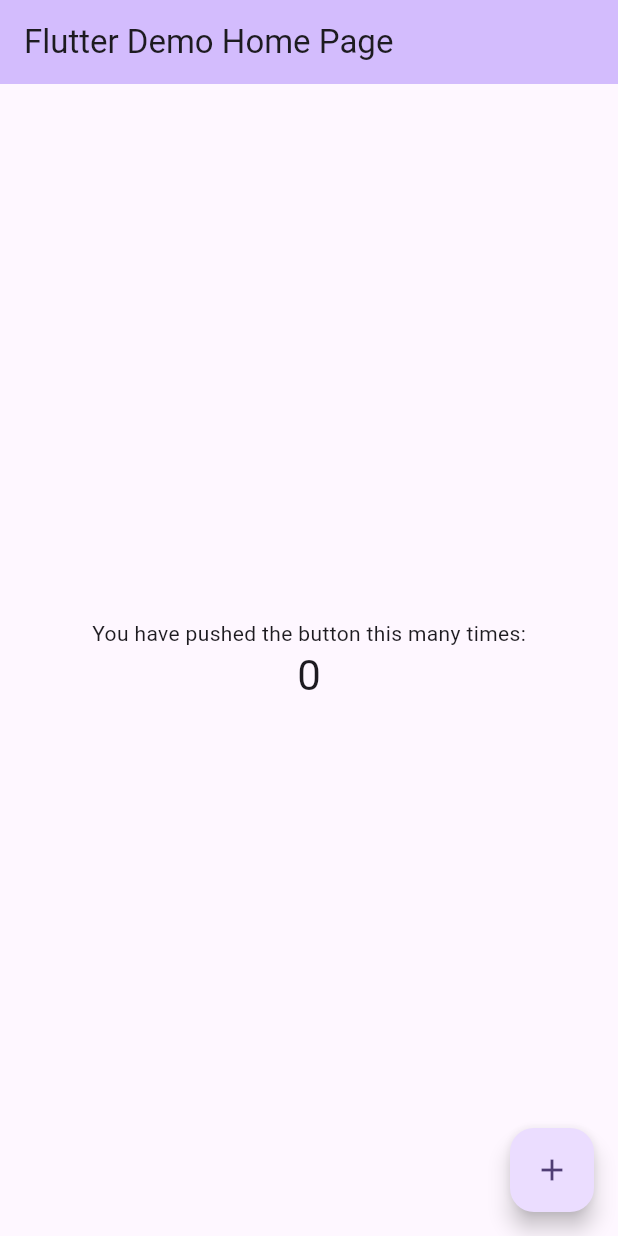
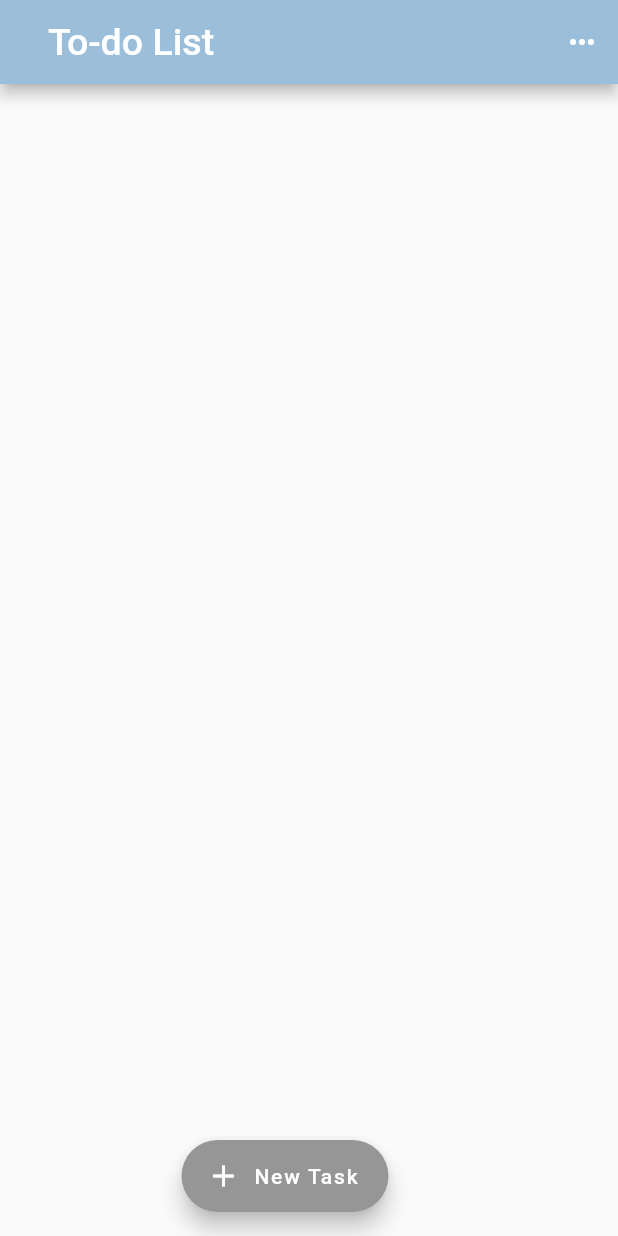
Before and after one commit to gu-tig333-ht23/gusaminid, a Flutter app: the screen it shows after launch, on a phone screen of 412 x 824 dp. Run offline on Flutter 3.47's test engine with Material 2 defaults, Android fonts, the phone set to English and light mode, and no system bars.

Commit message:
Add files via upload

```diff
--- /dev/null
+++ b/lib/home_screen.dart
@@ -0,0 +1,99 @@
+import 'package:flutter/material.dart';
+import '../widgets/custom_checkbox.dart';
+import '../widgets/strikethrough_text.dart';
+
+class HomeScreen extends StatefulWidget {
+  const HomeScreen({Key? key, required this.title}) : super(key: key);
+
+  final String title;
+
+  @override
+  _HomeScreenState createState() => _HomeScreenState();
+}
+
+class _HomeScreenState extends State<HomeScreen> {
+  List<String> tasks = [];
+  List<bool> taskCompleted = [];
+
+  @override
+  Widget build(BuildContext context) {
+    return Scaffold(
+      appBar: AppBar(
+        backgroundColor: const Color.fromARGB(255, 155, 190, 218),
+        actions: <Widget>[
+          Row(
+            children: [
+              IconButton(
+                icon: Icon(Icons.more_horiz),
+                onPressed: () {},
+              ),
+              // L
+            ],
+          ),
+        ],
+        title: Padding(
+          padding: EdgeInsets.symmetric(horizontal: 16),
+          child: Text(
+            widget.title,
+            style: TextStyle(
+              color: Colors.white,
+              fontSize: 25,
+              fontWeight: FontWeight.w500,
+            ),
+          ),
+        ),
+      ),
+      body: Center(
+        child: ListView.separated(
+          itemCount: tasks.length,
+          separatorBuilder: (context, index) => Divider(),
+          itemBuilder: (context, index) {
+            return ListTile(
+              leading: CustomCheckBox(
+                value: taskCompleted[index],
+                onChanged: (value) {
+                  setState(() {
+                    taskCompleted[index] = value ?? false;
+                  });
+                },
+              ),
+              title: StrikethroughText(
+                text: tasks[index],
+                isStriked: taskCompleted[index],
+              ),
+              trailing: IconButton(
+                icon: Icon(Icons.delete),
+                onPressed: () {
+                  setState(() {
+                    if (index >= 0 && index < tasks.length) {
+                      tasks.removeAt(index);
+                      taskCompleted.removeAt(index);
+                    }
+                  });
+                },
+              ),
+            );
+          },
+        ),
+      ),
+      floatingActionButton: Align(
+        alignment: Alignment.bottomCenter,
+        child: FloatingActionButton.extended(
+          onPressed: () {
+            // L
+            setState(() {
+              tasks.add('Ännu en grej som måste göras');
+              taskCompleted.add(false);
+            });
+          },
+          backgroundColor: Color.fromARGB(255, 150, 150, 150),
+          icon: Icon(
+            Icons.add,
+            size: 24.0,
+          ),
+          label: Text('New Task'),
+        ),
+      ),
+    );
+  }
+}
--- a/lib/main.dart
+++ b/lib/main.dart
@@ -1,125 +1,19 @@
 import 'package:flutter/material.dart';
+import 'home_screen.dart';
 
 void main() {
   runApp(const MyApp());
 }
 
 class MyApp extends StatelessWidget {
-  const MyApp({super.key});
+  const MyApp({Key? key}) : super(key: key);
 
-  // This widget is the root of your application.
   @override
   Widget build(BuildContext context) {
     return MaterialApp(
-      title: 'Flutter Demo',
-      theme: ThemeData(
-        // This is the theme of your application.
-        //
-        // TRY THIS: Try running your application with "flutter run". You'll see
-        // the application has a blue toolbar. Then, without quitting the app,
-        // try changing the seedColor in the colorScheme below to Colors.green
-        // and then invoke "hot reload" (save your changes or press the "hot
-        // reload" button in a Flutter-supported IDE, or press "r" if you used
-        // the command line to start the app).
-        //
-        // Notice that the counter didn't reset back to zero; the application
-        // state is not lost during the reload. To reset the state, use hot
-        // restart instead.
-        //
-        // This works for code too, not just values: Most code changes can be
-        // tested with just a hot reload.
-        colorScheme: ColorScheme.fromSeed(seedColor: Colors.deepPurple),
-        useMaterial3: true,
-      ),
-      home: const MyHomePage(title: 'Flutter Demo Home Page'),
+      title: 'My To-Do List',
+      home: const HomeScreen(title: 'To-do List'),
+      debugShowCheckedModeBanner: false,
     );
   }
 }
-
-class MyHomePage extends StatefulWidget {
-  const MyHomePage({super.key, required this.title});
-
-  // This widget is the home page of your application. It is stateful, meaning
-  // that it has a State object (defined below) that contains fields that affect
-  // how it looks.
-
-  // This class is the configuration for the state. It holds the values (in this
-  // case the title) provided by the parent (in this case the App widget) and
-  // used by the build method of the State. Fields in a Widget subclass are
-  // always marked "final".
-
-  final String title;
-
-  @override
-  State<MyHomePage> createState() => _MyHomePageState();
-}
-
-class _MyHomePageState extends State<MyHomePage> {
-  int _counter = 0;
-
-  void _incrementCounter() {
-    setState(() {
-      // This call to setState tells the Flutter framework that something has
-      // changed in this State, which causes it to rerun the build method below
-      // so that the display can reflect the updated values. If we changed
-      // _counter without calling setState(), then the build method would not be
-      // called again, and so nothing would appear to happen.
-      _counter++;
-    });
-  }
-
-  @override
-  Widget build(BuildContext context) {
-    // This method is rerun every time setState is called, for instance as done
-    // by the _incrementCounter method above.
-    //
-    // The Flutter framework has been optimized to make rerunning build methods
-    // fast, so that you can just rebuild anything that needs updating rather
-    // than having to individually change instances of widgets.
-    return Scaffold(
-      appBar: AppBar(
-        // TRY THIS: Try changing the color here to a specific color (to
-        // Colors.amber, perhaps?) and trigger a hot reload to see the AppBar
-        // change color while the other colors stay the same.
-        backgroundColor: Theme.of(context).colorScheme.inversePrimary,
-        // Here we take the value from the MyHomePage object that was created by
-        // the App.build method, and use it to set our appbar title.
-        title: Text(widget.title),
-      ),
-      body: Center(
-        // Center is a layout widget. It takes a single child and positions it
-        // in the middle of the parent.
-        child: Column(
-          // Column is also a layout widget. It takes a list of children and
-          // arranges them vertically. By default, it sizes itself to fit its
-          // children horizontally, and tries to be as tall as its parent.
-          //
-          // Column has various properties to control how it sizes itself and
-          // how it positions its children. Here we use mainAxisAlignment to
-          // center the children vertically; the main axis here is the vertical
-          // axis because Columns are vertical (the cross axis would be
-          // horizontal).
-          //
-          // TRY THIS: Invoke "debug painting" (choose the "Toggle Debug Paint"
-          // action in the IDE, or press "p" in the console), to see the
-          // wireframe for each widget.
-          mainAxisAlignment: MainAxisAlignment.center,
-          children: <Widget>[
-            const Text(
-              'You have pushed the button this many times:',
-            ),
-            Text(
-              '$_counter',
-              style: Theme.of(context).textTheme.headlineMedium,
-            ),
-          ],
-        ),
-      ),
-      floatingActionButton: FloatingActionButton(
-        onPressed: _incrementCounter,
-        tooltip: 'Increment',
-        child: const Icon(Icons.add),
-      ), // This trailing comma makes auto-formatting nicer for build methods.
-    );
-  }
-}
```
Also changed, not shown: lib/custom_checkbox.dart (added, +21 -0 lines), lib/strikethrough_text.dart (added, +23 -0 lines).
